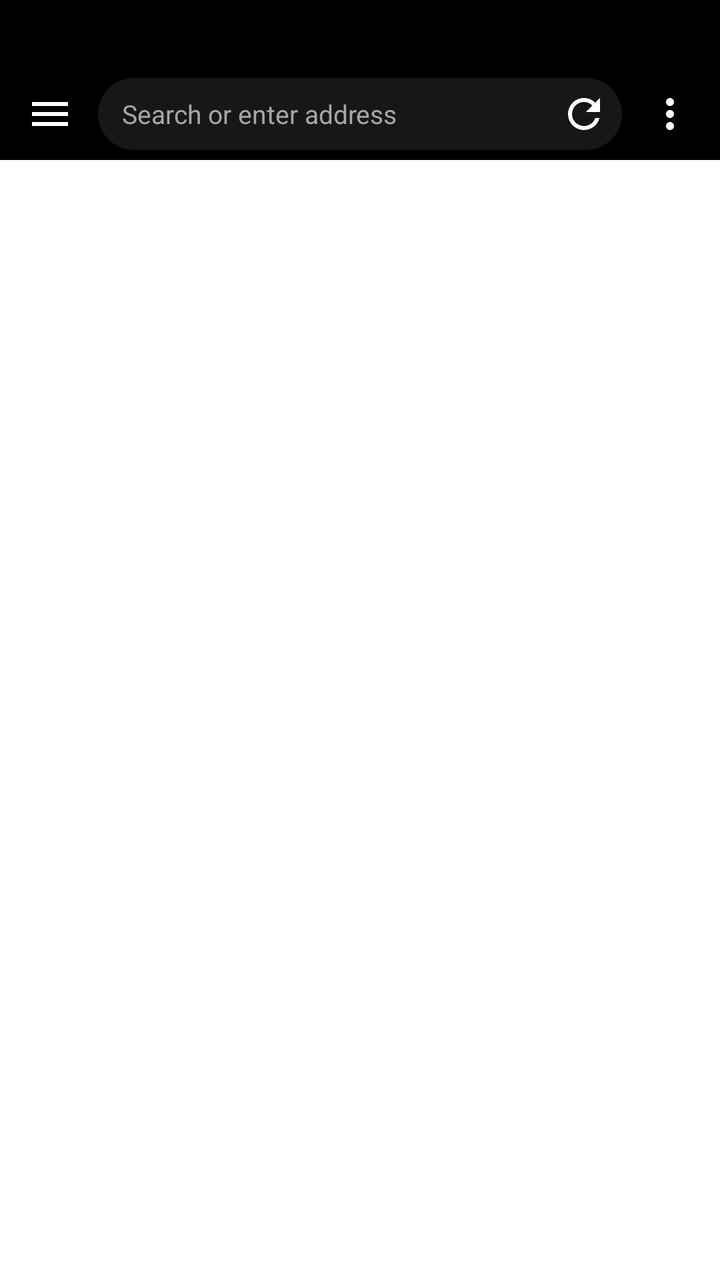
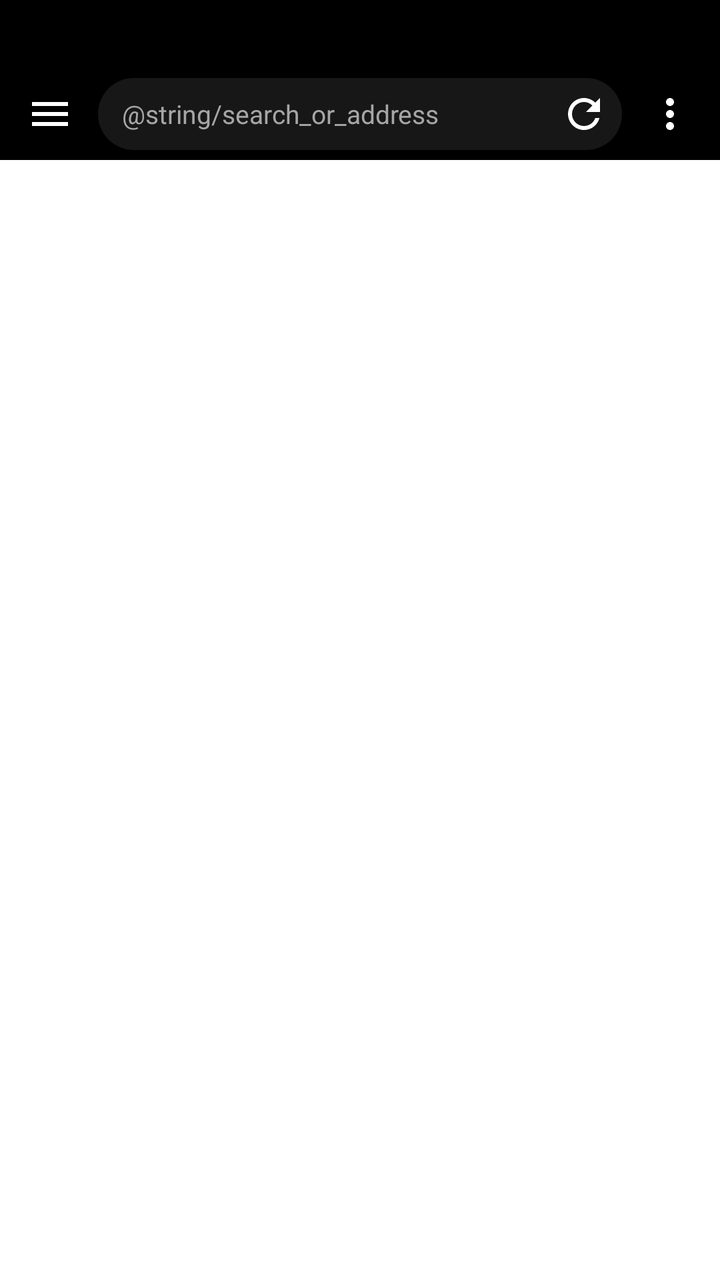

Screens rendered from an Android XML layout before and after an edit, with the pre-edit source and the edit as a unified diff.
<!-- AndroidManifest.xml: application theme Theme.AppCompat.NoActionBar -->
<!-- res/layout/activity_main.xml -->
<?xml version="1.0" encoding="utf-8"?>
<androidx.drawerlayout.widget.DrawerLayout xmlns:android="http://schemas.android.com/apk/res/android"
    android:id="@+id/drawerLayout"
    android:layout_width="match_parent"
    android:layout_height="match_parent"
    android:background="@color/navy_bg">

    <LinearLayout
        android:layout_width="match_parent"
        android:layout_height="match_parent"
        android:orientation="vertical"
        android:background="@color/navy_bg">

        <LinearLayout
            android:layout_width="match_parent"
            android:layout_height="34dp"
            android:orientation="horizontal"
            android:gravity="center_vertical"
            android:background="@color/navy_dark">

            <HorizontalScrollView
                android:id="@+id/tabStripScroller"
                android:layout_width="0dp"
                android:layout_height="match_parent"
                android:layout_weight="1"
                android:scrollbars="none"
                android:overScrollMode="never">

                <LinearLayout
                    android:id="@+id/tabStrip"
                    android:layout_width="wrap_content"
                    android:layout_height="match_parent"
                    android:orientation="horizontal"
                    android:gravity="center_vertical" />
            </HorizontalScrollView>
        </LinearLayout>

        <LinearLayout
            android:id="@+id/toolbarContainer"
            android:layout_width="match_parent"
            android:layout_height="46dp"
            android:paddingStart="6dp"
            android:paddingEnd="6dp"
            android:gravity="center_vertical"
            android:orientation="horizontal"
            android:background="@color/navy_dark">

            <ImageButton
                android:id="@+id/menuButton"
                android:layout_width="38dp"
                android:layout_height="38dp"
                android:background="@drawable/toolbar_icon_bg"
                android:src="@drawable/ic_menu"
                android:tint="@color/text_white"
                android:contentDescription="Menu"
                android:padding="9dp" />

            <LinearLayout
                android:id="@+id/addressShell"
                android:layout_width="0dp"
                android:layout_height="36dp"
                android:layout_weight="1"
                android:layout_marginStart="5dp"
                android:layout_marginEnd="5dp"
                android:gravity="center_vertical"
                android:background="@drawable/address_bar_bg"
                android:paddingStart="12dp"
                android:paddingEnd="3dp">

                <EditText
                    android:id="@+id/addressBar"
                    android:layout_width="0dp"
                    android:layout_height="match_parent"
                    android:layout_weight="1"
                    android:singleLine="true"
                    android:imeOptions="actionGo"
                    android:inputType="textUri"
                    android:background="@android:color/transparent"
                    android:textColor="@color/text_white"
                    android:textColorHint="@color/text_dim"
                    android:textSize="13sp"
                    android:hint="Search or enter address"
                    android:padding="0dp" />

                <ImageButton
                    android:id="@+id/refreshButton"
                    android:layout_width="32dp"
                    android:layout_height="32dp"
                    android:background="@android:color/transparent"
                    android:src="@drawable/ic_refresh"
                    android:tint="@color/text_white"
                    android:contentDescription="Refresh"
                    android:padding="8dp" />
            </LinearLayout>

            <ImageButton
                android:id="@+id/moreButton"
                android:layout_width="38dp"
                android:layout_height="38dp"
                android:background="@drawable/toolbar_icon_bg"
                android:src="@drawable/ic_more"
                android:tint="@color/text_white"
                android:contentDescription="More"
                android:padding="9dp" />
        </LinearLayout>

        <FrameLayout
            android:id="@+id/webViewContainer"
            android:layout_width="match_parent"
            android:layout_height="0dp"
            android:layout_weight="1"
            android:background="@android:color/white" />
    </LinearLayout>

    <com.google.android.material.navigation.NavigationView
        android:layout_width="320dp"
        android:layout_height="match_parent"
        android:layout_gravity="start"
        android:background="@color/navy_bg"
        android:fitsSystemWindows="true"
        android:paddingTop="0dp">
        <include layout="@layout/drawer_menu" />
    </com.google.android.material.navigation.NavigationView>
</androidx.drawerlayout.widget.DrawerLayout>
<!-- res/layout/drawer_menu.xml (included above) -->
<?xml version="1.0" encoding="utf-8"?>
<ScrollView xmlns:android="http://schemas.android.com/apk/res/android"
    android:layout_width="match_parent"
    android:layout_height="match_parent"
    android:background="@color/navy_bg"
    android:fitsSystemWindows="true"
    android:overScrollMode="never">

    <LinearLayout
        android:layout_width="match_parent"
        android:layout_height="wrap_content"
        android:orientation="vertical"
        android:paddingBottom="18dp">

        <LinearLayout
            android:layout_width="match_parent"
            android:layout_height="wrap_content"
            android:orientation="horizontal"
            android:gravity="center_vertical"
            android:paddingStart="20dp"
            android:paddingEnd="18dp"
            android:paddingTop="22dp"
            android:paddingBottom="14dp">

            <ImageView
                android:layout_width="30dp"
                android:layout_height="30dp"
                android:src="@drawable/ic_launcher" />

            <LinearLayout
                android:layout_width="0dp"
                android:layout_height="wrap_content"
                android:layout_weight="1"
                android:layout_marginStart="11dp"
                android:orientation="vertical">

                <TextView
                    android:layout_width="wrap_content"
                    android:layout_height="wrap_content"
                    android:text="MoonLite"
                    android:textColor="@color/text_white"
                    android:textSize="17sp"
                    android:textStyle="bold" />

                <TextView
                    android:layout_width="wrap_content"
                    android:layout_height="wrap_content"
                    android:layout_marginTop="1dp"
                    android:text="Local browser control"
                    android:textColor="@color/text_dim"
                    android:textSize="11sp" />
            </LinearLayout>
        </LinearLayout>

        <LinearLayout style="@style/DrawerCard">
            <TextView
                android:id="@+id/menuApiToken"
                style="@style/DrawerItem"
                android:drawableStart="@drawable/ic_key"
                android:text="API token  ·  chạm để sao chép" />

            <View style="@style/DrawerRowDivider" />

            <TextView
                android:id="@+id/menuSettings"
                style="@style/DrawerItem"
                android:drawableStart="@drawable/ic_settings"
                android:text="Cài đặt" />
        </LinearLayout>

        <TextView style="@style/DrawerSectionLabel" android:text="TRÌNH DUYỆT" />
        <LinearLayout style="@style/DrawerCard">
            <TextView android:id="@+id/menuDesktopMode" style="@style/DrawerItem" android:drawableStart="@drawable/ic_desktop" android:text="Chế độ Desktop: TẮT" />
            <View style="@style/DrawerRowDivider" />
            <TextView android:id="@+id/menuUa" style="@style/DrawerItem" android:drawableStart="@drawable/ic_agent" android:text="User-Agent…" />
            <View style="@style/DrawerRowDivider" />
            <TextView android:id="@+id/menuSearchEngine" style="@style/DrawerItem" android:drawableStart="@drawable/ic_search" android:text="Công cụ tìm kiếm" />
        </LinearLayout>

        <TextView style="@style/DrawerSectionLabel" android:text="NGÔN NGỮ" />
        <LinearLayout style="@style/DrawerCard">
            <TextView android:id="@+id/menuTranslateNow" style="@style/DrawerItem" android:drawableStart="@drawable/ic_translate" android:text="Dịch trang này" />
            <View style="@style/DrawerRowDivider" />
            <TextView android:id="@+id/menuAutoTranslate" style="@style/DrawerItem" android:drawableStart="@drawable/ic_autolang" android:text="Auto-dịch: TẮT" />
        </LinearLayout>

        <TextView style="@style/DrawerSectionLabel" android:text="BẢO MẬT &amp; HIỆU NĂNG" />
        <LinearLayout style="@style/DrawerCard">
            <TextView android:id="@+id/menuAdblock" style="@style/DrawerItem" android:drawableStart="@drawable/ic_shield" android:text="Chặn quảng cáo: TẮT" />
            <View style="@style/DrawerRowDivider" />
            <TextView android:id="@+id/menuDevTools" style="@style/DrawerItem" android:drawableStart="@drawable/ic_devtools" android:text="DevTools (remote debug)" />
        </LinearLayout>

    </LinearLayout>
</ScrollView>
<!-- resources referenced by this layout -->
<resources>
  <color name="navy_bg">#000000</color>
  <color name="navy_dark">#000000</color>
  <color name="text_dim">#A6A6A6</color>
  <color name="text_white">#FFFFFF</color>
  <!-- drawable address_bar_bg (drawable) -->
  <?xml version="1.0" encoding="utf-8"?>
  <shape xmlns:android="http://schemas.android.com/apk/res/android">
      <corners android:radius="20dp" />
      <solid android:color="@color/navy_chip" />
  </shape>
  <!-- drawable ic_desktop (drawable) -->
  <vector xmlns:android="http://schemas.android.com/apk/res/android"
      android:width="20dp" android:height="20dp" android:viewportWidth="24" android:viewportHeight="24"
      android:tint="@color/text_white">
      <path android:fillColor="#FFFFFFFF" android:pathData="M4,4h16c1.1,0 2,0.9 2,2v10c0,1.1 -0.9,2 -2,2h-5v2h3v2H6v-2h3v-2H4c-1.1,0 -2,-0.9 -2,-2V6C2,4.9 2.9,4 4,4z M4,6v10h16V6H4z"/>
  </vector>
  <!-- drawable ic_devtools (drawable) -->
  <vector xmlns:android="http://schemas.android.com/apk/res/android"
      android:width="20dp" android:height="20dp" android:viewportWidth="24" android:viewportHeight="24"
      android:tint="@color/text_white">
      <path android:fillColor="#FFFFFFFF" android:pathData="M9.4,16.6L4.8,12l4.6,-4.6L8,6l-6,6l6,6L9.4,16.6z M14.6,16.6L19.2,12l-4.6,-4.6L16,6l6,6l-6,6L14.6,16.6z"/>
  </vector>
  <!-- drawable ic_key (drawable) -->
  <vector xmlns:android="http://schemas.android.com/apk/res/android" android:width="24dp" android:height="24dp" android:viewportWidth="24" android:viewportHeight="24"><path android:fillColor="#FFFFFFFF" android:pathData="M7,14c-2.76,0 -5,-2.24 -5,-5s2.24,-5 5,-5c2.42,0 4.44,1.72 4.9,4H22v4h-2v2h-3v-2h-2v-2h-3.1c-0.46,2.28 -2.48,4 -4.9,4zM7,12c1.66,0 3,-1.34 3,-3S8.66,6 7,6 4,7.34 4,9s1.34,3 3,3z"/></vector>
  <!-- drawable ic_menu (drawable) -->
  <vector xmlns:android="http://schemas.android.com/apk/res/android" android:width="24dp" android:height="24dp" android:viewportWidth="24" android:viewportHeight="24"><path android:fillColor="#FFFFFFFF" android:pathData="M3,6h18v2H3zM3,11h18v2H3zM3,16h18v2H3z"/></vector>
  <!-- drawable ic_more (drawable) -->
  <vector xmlns:android="http://schemas.android.com/apk/res/android" android:width="24dp" android:height="24dp" android:viewportWidth="24" android:viewportHeight="24"><path android:fillColor="#FFFFFFFF" android:pathData="M12,8c1.1,0 2,-0.9 2,-2s-0.9,-2 -2,-2 -2,0.9 -2,2 0.9,2 2,2zM12,10c-1.1,0 -2,0.9 -2,2s0.9,2 2,2 2,-0.9 2,-2 -0.9,-2 -2,-2zM12,16c-1.1,0 -2,0.9 -2,2s0.9,2 2,2 2,-0.9 2,-2 -0.9,-2 -2,-2z"/></vector>
  <!-- drawable ic_shield (drawable) -->
  <vector xmlns:android="http://schemas.android.com/apk/res/android"
      android:width="20dp" android:height="20dp" android:viewportWidth="24" android:viewportHeight="24"
      android:tint="@color/text_white">
      <path android:fillColor="#FFFFFFFF" android:pathData="M12,1L3,5v6c0,5.5 3.8,10.7 9,12c5.2,-1.3 9,-6.5 9,-12V5L12,1z M12,11.9h7c-0.5,4 -3.1,7.5 -7,8.8V12H5V6.3l7,-3.1V11.9z"/>
  </vector>
  <!-- drawable toolbar_icon_bg (drawable) -->
  <selector xmlns:android="http://schemas.android.com/apk/res/android">
      <item android:state_pressed="true"><shape><corners android:radius="12dp"/><solid android:color="#2A2A2A"/></shape></item>
      <item><shape><corners android:radius="12dp"/><solid android:color="@android:color/transparent"/></shape></item>
  </selector>
  <style name="DrawerRowDivider">
          <item name="android:layout_width">match_parent</item>
          <item name="android:layout_height">1dp</item>
          <item name="android:background">@color/navy_bg</item>
          <item name="android:layout_marginStart">16dp</item>
      </style>
  <color name="navy_chip">#171717</color>
  <!-- drawable card_bg (drawable) -->
  <?xml version="1.0" encoding="utf-8"?>
  <shape xmlns:android="http://schemas.android.com/apk/res/android">
      <solid android:color="@color/navy_card" />
      <corners android:radius="14dp" />
  </shape>
  <color name="navy_card">#101010</color>
</resources>

<!-- the commit's change to res/layout/activity_main.xml (unified diff, before → after) -->
@@ -52,7 +52,7 @@
                 android:background="@drawable/toolbar_icon_bg"
                 android:src="@drawable/ic_menu"
                 android:tint="@color/text_white"
-                android:contentDescription="Menu"
+                android:contentDescription="@string/menu"
                 android:padding="9dp" />
 
             <LinearLayout
@@ -79,7 +79,7 @@
                     android:textColor="@color/text_white"
                     android:textColorHint="@color/text_dim"
                     android:textSize="13sp"
-                    android:hint="Search or enter address"
+                    android:hint="@string/search_or_address"
                     android:padding="0dp" />
 
                 <ImageButton
@@ -89,7 +89,7 @@
                     android:background="@android:color/transparent"
                     android:src="@drawable/ic_refresh"
                     android:tint="@color/text_white"
-                    android:contentDescription="Refresh"
+                    android:contentDescription="@string/refresh"
                     android:padding="8dp" />
             </LinearLayout>
 
@@ -100,7 +100,7 @@
                 android:background="@drawable/toolbar_icon_bg"
                 android:src="@drawable/ic_more"
                 android:tint="@color/text_white"
-                android:contentDescription="More"
+                android:contentDescription="@string/more"
                 android:padding="9dp" />
         </LinearLayout>
 
